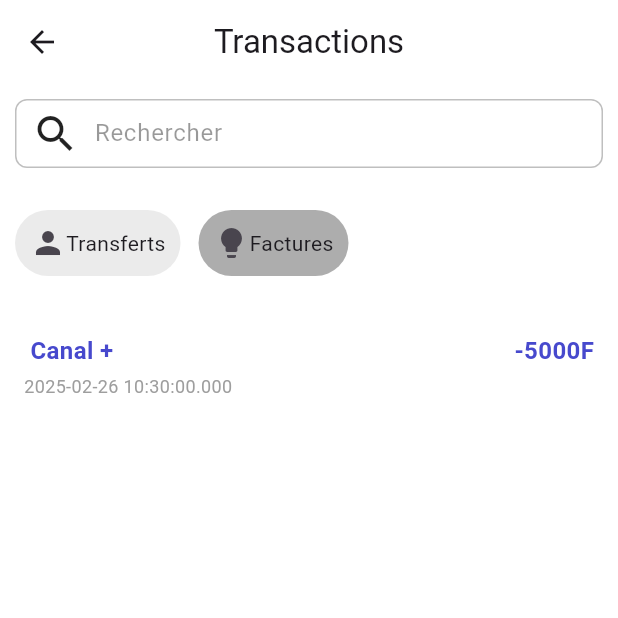
After one commit to LinhoDevops/clone_wave_flutter, a Flutter app: the TransactionScreen screen opened directly, after a tap on "Transferts", after a tap on "Factures", on a phone screen of 412 x 824 dp, the top half of it. The commit adds this screen. Run offline on Flutter 3.47's test engine with Material 3 defaults, Android fonts, the light colour scheme and no system bars; our stand-ins replace camera, flutter_contacts, pretty_qr_code, toggle_switch.

Commit message:
recherche transaction commit

```diff
--- a/lib/screen/home_screen.dart
+++ b/lib/screen/home_screen.dart
@@ -1,8 +1,11 @@
 import 'package:flutter/material.dart';
 import 'package:my_wave/models/options.dart';
+import 'package:my_wave/models/transaction.dart';
 import 'package:my_wave/screen/bank_screen.dart';
+import 'package:my_wave/screen/search_transaction_screen.dart';
 import 'package:my_wave/screen/settings_screen.dart';
 import 'package:my_wave/screen/transfer_screen.dart';
+
 
 import '../models/transaction.dart';
 import '../widgets/card_widget.dart';
@@ -216,13 +219,50 @@ class _HomeScreenState extends State<HomeScreen> {
                                     color: Colors.grey,
                                     fontSize: 14,
                                     fontWeight: FontWeight.w400),
+
                               )
+
                             ],
+
                           ),
                         );
                       },
                     ),
                   ),
+                  Container(
+                    color: Colors.white,
+                    padding: const EdgeInsets.symmetric(vertical: 40),
+                    child: Center(
+                      child: Container(
+                        decoration: BoxDecoration(
+                          color: Theme.of(context).primaryColor.withOpacity(0.3), // Couleur avec opacité
+                          borderRadius: BorderRadius.circular(20), // Même borderRadius que le bouton
+                        ),
+                        child: ElevatedButton.icon(
+                          onPressed: () {
+                              Navigator.of(context).push(MaterialPageRoute(
+                                builder: (context) {
+                                  return const TransactionScreen();
+                                },
+                              ));
+                          },
+                          icon: const Icon(Icons.search, color: Color(0xff4749cd)),
+                          label: const Text(
+                            "Rechercher",
+                            style: TextStyle(color: Color(0xff4749cd)),
+                          ),
+                          style: ElevatedButton.styleFrom(
+                           // shadowColor:  Theme.of(context).primaryColor.withOpacity(.3),
+                            shape: RoundedRectangleBorder(
+                              borderRadius: BorderRadius.circular(20),
+                            ),
+                            padding: const EdgeInsets.symmetric(horizontal: 20, vertical: 10),
+                          ),
+                        ),
+                      ),
+                    ),
+                  ),
+
                 ],
               ))
         ],
--- /dev/null
+++ b/lib/screen/search_transaction_screen.dart
@@ -0,0 +1,216 @@
+import 'package:flutter/material.dart';
+import 'package:my_wave/models/transaction.dart';
+import 'package:my_wave/widgets/prefix_search_widget.dart';
+
+/// Enum pour distinguer l'onglet sélectionné
+enum ActionType { transfert, facture }
+
+class TransactionScreen extends StatefulWidget {
+  static String routeName = '/transactions';
+
+  const TransactionScreen({super.key});
+
+  @override
+  State<TransactionScreen> createState() => TransactionScreenState();
+}
+
+class TransactionScreenState extends State<TransactionScreen> {
+  ActionType? selectedType;
+  final controller = TextEditingController();
+  late List<Transaction> transactionItems;
+
+  List<Transaction> _filterTransactionsByType(ActionType type) {
+    if (type == ActionType.transfert) {
+      return transactionItems.where((tx) =>
+      tx.type == TransactionType.deposit ||
+          tx.type == TransactionType.withdraw ||
+          tx.type == TransactionType.transferE ||
+          tx.type == TransactionType.transferS).toList();
+    } else {
+      return transactionItems.where((tx) =>
+      tx.type == TransactionType.operation).toList();
+    }
+  }
+
+  List<Transaction> _getMergedTransactions() {
+    if (selectedType == null) {
+      return transactionItems;
+    } else {
+      return _filterTransactionsByType(selectedType!);
+    }
+  }
+
+  void _filterTransactions() {
+    final text = controller.text.trim().toLowerCase();
+    setState(() {
+      transactionItems = Transaction.tList
+          .where((tx) => tx.title.toLowerCase().contains(text))
+          .toList();
+    });
+  }
+
+  @override
+  void initState() {
+    super.initState();
+    transactionItems = List<Transaction>.from(Transaction.tList);
+    controller.addListener(_filterTransactions);
+  }
+
+  @override
+  void dispose() {
+    controller.removeListener(_filterTransactions);
+    controller.dispose();
+    super.dispose();
+  }
+
+  @override
+  Widget build(BuildContext context) {
+    return Scaffold(
+      backgroundColor: Colors.white,
+      appBar: AppBar(
+        title: const Text('Transactions'),
+        backgroundColor: Colors.white,
+        surfaceTintColor: Colors.white,
+        centerTitle: true,
+      ),
+      body: Column(
+        children: [
+          Padding(
+            padding: const EdgeInsets.all(10),
+            child: PrefixSearchField(
+              prefix: null,
+              controller: controller,
+              hintText: 'Rechercher ',
+            ),
+          ),
+          Container(
+            padding: const EdgeInsets.all(10),
+            height: 80,
+            child: Row(
+              children: [
+                _TabSwitcher(
+                  onPressed: () {
+                    setState(() {
+                      selectedType = (selectedType == ActionType.transfert)
+                          ? null
+                          : ActionType.transfert;
+                    });
+                  },
+                  selected: selectedType == ActionType.transfert,
+                  label: 'Transferts',
+                  icon: Icons.person,
+                ),
+                const SizedBox(width: 12),
+                _TabSwitcher(
+                  onPressed: () {
+                    setState(() {
+                      selectedType = (selectedType == ActionType.facture)
+                          ? null
+                          : ActionType.facture;
+                    });
+                  },
+                  selected: selectedType == ActionType.facture,
+                  label: 'Factures',
+                  icon: Icons.lightbulb,
+                ),
+              ],
+            ),
+          ),
+          const SizedBox(height: 12),
+          Expanded(
+            child: Container(
+              color: Colors.white,
+              child: ListView.builder(
+                shrinkWrap: true,
+                physics: const ClampingScrollPhysics(),
+                itemCount: _getMergedTransactions().length,
+                itemBuilder: (context, index) {
+                  Transaction t = _getMergedTransactions()[index];
+
+                  // Détermine si la transaction est un crédit ou un débit
+                  bool credit = t.type == TransactionType.transferE || t.type == TransactionType.deposit;
+
+                  return Padding(
+                    padding: const EdgeInsets.symmetric(horizontal: 16.0, vertical: 8.0),
+                    child: Column(
+                      crossAxisAlignment: CrossAxisAlignment.start,
+                      children: [
+                        Row(
+                          mainAxisAlignment: MainAxisAlignment.spaceBetween,
+                          children: [
+                            Expanded(
+                              child: Text(
+                                "${t.type == TransactionType.transferE ? "De" : t.type == TransactionType.transferS ? "A" : ""} ${t.title}",
+                                style: const TextStyle(
+                                  color: Color(0xff4749cd),
+                                  fontSize: 16,
+                                  fontWeight: FontWeight.w600,
+                                ),
+                                overflow: TextOverflow.ellipsis,
+                              ),
+                            ),
+                            Text(
+                              "${credit ? "" : "-"}${t.amount}F",
+                              style: TextStyle(
+                                color:Theme.of(context).primaryColor,
+                                fontSize: 16,
+                                fontWeight: FontWeight.w600,
+                              ),
+                            ),
+                          ],
+                        ),
+                        const SizedBox(height: 4),
+                        Text(
+                          t.date.toString(),
+                          style: const TextStyle(
+                            color: Colors.grey,
+                            fontSize: 12,
+                            fontWeight: FontWeight.w400,
+                          ),
+                        ),
+
+                      ],
+                    ),
+                  );
+                },
+              ),
+            ),
+          ),
+        ],
+      ),
+    );
+  }
+}
+
+class _TabSwitcher extends StatelessWidget {
+  final String label;
+  final IconData icon;
+  final bool selected;
+  final Function() onPressed;
+
+  const _TabSwitcher({
+    required this.label,
+    required this.icon,
+    required this.selected,
+    required this.onPressed,
+  });
+
+  @override
+  Widget build(BuildContext context) {
+    return IconButton(
+      style: ButtonStyle(
+        padding: const WidgetStatePropertyAll(EdgeInsets.all(10)),
+        backgroundColor: WidgetStatePropertyAll(
+          Colors.black12.withOpacity(selected ? 0.32 : 0.08),
+        ),
+      ),
+      onPressed: onPressed,
+      icon: Row(
+        children: [
+          Icon(icon),
+          Text(label),
+        ],
+      ),
+    );
+  }
+}
--- a/lib/screen/settings_screen.dart
+++ b/lib/screen/settings_screen.dart
@@ -2,7 +2,7 @@ import 'package:flutter/cupertino.dart';
 import 'package:flutter/material.dart';
 
 class SettingsScreen extends StatefulWidget {
-  const SettingsScreen({Key? key}) : super(key: key);
+  const SettingsScreen({super.key});
 
   @override
   State<SettingsScreen> createState() => _SettingsScreenState();
```
